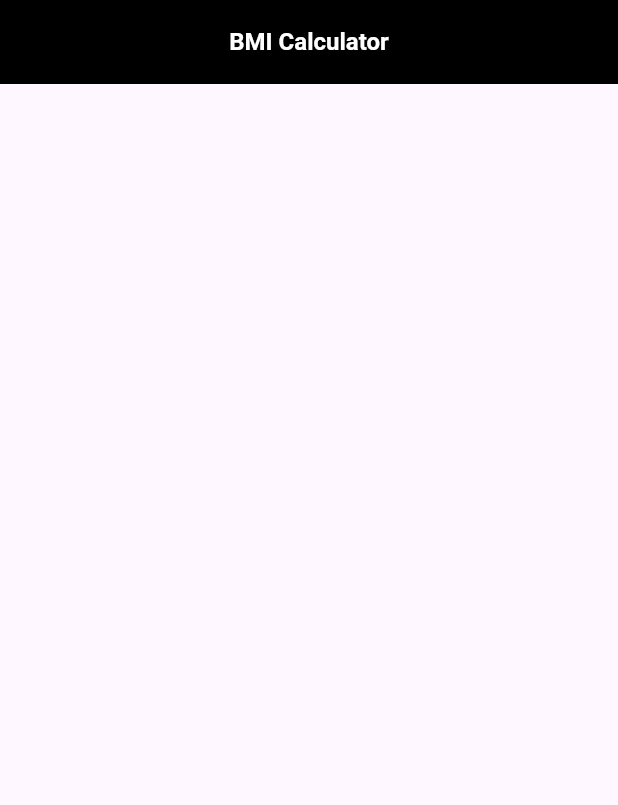
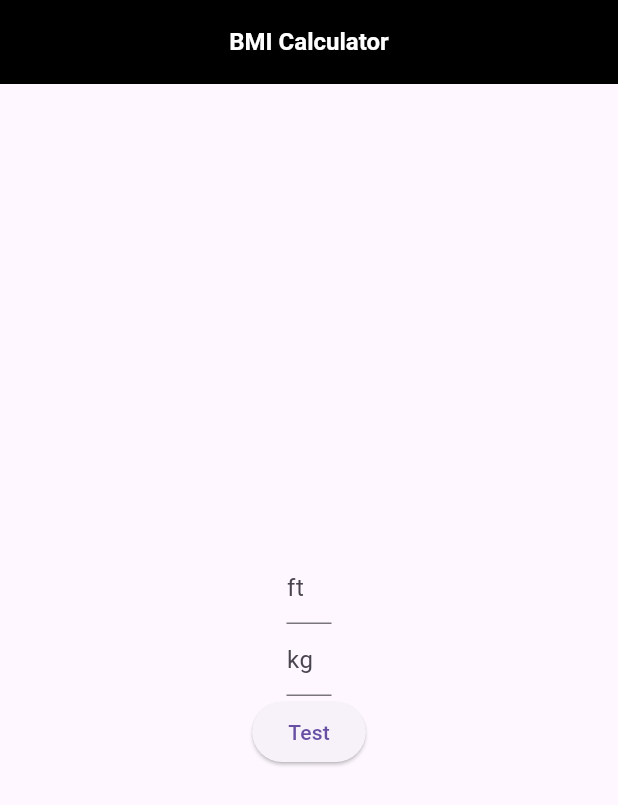
Before and after one commit to TheRealHex/bmi-calc-flutter, a Flutter app: the screen it shows after launch, on a phone screen of 412 x 824 dp. Shown: the top 805 px of the screen. Run offline on Flutter 3.47's test engine with Material 3 defaults, Android fonts, the phone set to English and light mode, and no system bars.

Commit message:
Number inputs

```diff
--- a/lib/screens/home.dart
+++ b/lib/screens/home.dart
@@ -1,3 +1,4 @@
+import 'package:bmi_calculator/widgets/input.dart';
 import 'package:flutter/material.dart';
 
 class Home extends StatelessWidget {
@@ -15,6 +16,21 @@ class Home extends StatelessWidget {
           fontSize: 16,
         ),
       ),
+      body: SizedBox(
+        width: double.infinity,
+        height: double.infinity,
+        child: Column(
+          mainAxisAlignment: MainAxisAlignment.center,
+          children: [
+            const TextInputField(hint: 'ft'),
+            const TextInputField(hint: 'kg'),
+            ElevatedButton(
+              onPressed: () {},
+              child: const Text('Test'),
+            ),
+          ],
+        ),
+      ),
     );
   }
 }
--- /dev/null
+++ b/lib/widgets/input.dart
@@ -0,0 +1,25 @@
+import 'package:flutter/material.dart';
+import 'package:flutter/services.dart';
+
+class TextInputField extends StatelessWidget {
+  const TextInputField({
+    super.key,
+    this.hint = '',
+  });
+  final String hint;
+  @override
+  Widget build(BuildContext context) {
+    return SizedBox(
+      width: 30,
+      child: TextField(
+        maxLength: 3,
+        decoration: InputDecoration(hintText: hint, counterText: ''),
+        keyboardType: TextInputType.number,
+        inputFormatters: <TextInputFormatter>[
+          FilteringTextInputFormatter.allow(RegExp(r'[0-9]')),
+          FilteringTextInputFormatter.digitsOnly
+        ],
+      ),
+    );
+  }
+}
```
Also changed, not shown: 1 other file.
